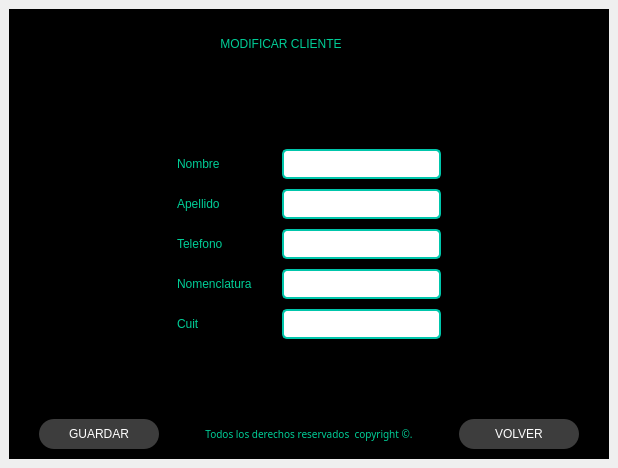
MartinFernandezSantia/AplicacionPyThonPyQT6, file Front/Modificar Cliente Ventana.ui: the form before one commit.
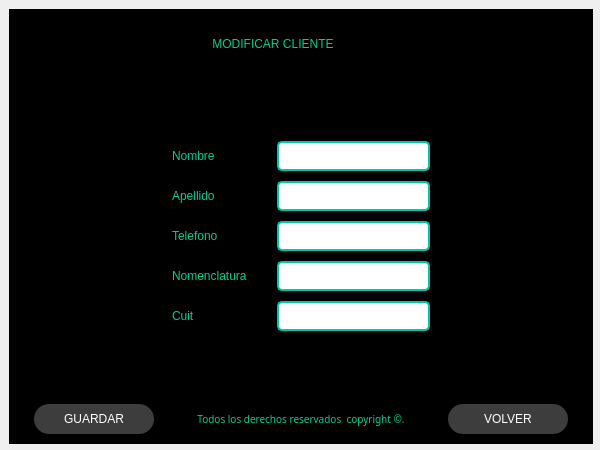
The form after the commit. Icons and pictures are not drawn.

Patch:
```diff
--- a/Front/Modificar Cliente Ventana.ui
+++ b/Front/Modificar Cliente Ventana.ui
@@ -6,10 +6,16 @@
    <rect>
     <x>0</x>
     <y>0</y>
-    <width>618</width>
-    <height>468</height>
+    <width>600</width>
+    <height>450</height>
    </rect>
   </property>
+  <property name="maximumSize">
+   <size>
+    <width>600</width>
+    <height>450</height>
+   </size>
+  </property>
   <property name="windowTitle">
    <string>MainWindow</string>
   </property>
@@ -112,13 +118,25 @@
 }rgb(0, 0, 0)</string>
   </property>
   <widget class="QWidget" name="centralwidget">
+   <property name="minimumSize">
+    <size>
+     <width>600</width>
+     <height>450</height>
+    </size>
+   </property>
    <layout class="QVBoxLayout" name="verticalLayout">
     <item>
      <widget class="QFrame" name="frame">
+      <property name="sizePolicy">
+       <sizepolicy hsizetype="Preferred" vsizetype="Preferred">
+        <horstretch>0</horstretch>
+        <verstretch>0</verstretch>
+       </sizepolicy>
+      </property>
       <property name="minimumSize">
        <size>
-        <width>600</width>
-        <height>450</height>
+        <width>584</width>
+        <height>435</height>
        </size>
       </property>
       <property name="maximumSize">
```
Left out of the diff: 11 changed lines with no effect on the pictures.
